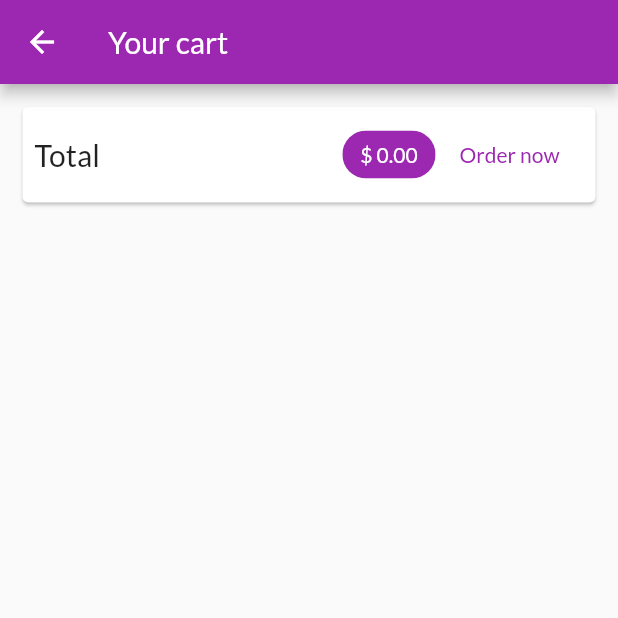
After one commit to robozavri/flutter-shop, a Flutter app: the CartScreen screen opened by its route, on a phone screen of 412 x 824 dp, the top half of it. The commit adds this screen. Run offline on Flutter 3.47's test engine with Material 2 defaults, Android fonts, the phone set to English and light mode, and no system bars; network calls fail.

Commit message:
[feat][lesson 203]: add cart screen adn display cart total amount

```diff
--- a/lib/main.dart
+++ b/lib/main.dart
@@ -1,6 +1,7 @@
 import 'package:flutter/material.dart';
 import 'package:provider/provider.dart';
 import 'package:shop/providers/cart.dart';
+import 'package:shop/screens/cart_screen.dart';
 
 import './screens/products_overview_screen.dart';
 import './screens/product_detail_screen.dart';
@@ -30,6 +31,7 @@ class MyApp extends StatelessWidget {
           home: ProductsOverviewScreen(),
           routes: {
             ProductDetailScreen.routeName: (ctx) => ProductDetailScreen(),
+            CartScreen.routeName: (ctx) => CartScreen(),
           }),
     );
   }
--- a/lib/providers/cart.dart
+++ b/lib/providers/cart.dart
@@ -25,6 +25,14 @@ class Cart with ChangeNotifier {
     return _items.length;
   }
 
+  double get totalAmount {
+    double total = 0.0;
+    _items.forEach((key, cartItem) {
+      total += cartItem.price * cartItem.quantity;
+    });
+    return total;
+  }
+
   void addItem(String productId, double price, String title) {
     if (_items.containsKey(productId)) {
       //change quantity
--- /dev/null
+++ b/lib/screens/cart_screen.dart
@@ -0,0 +1,48 @@
+import 'package:flutter/material.dart';
+import 'package:provider/provider.dart';
+import 'package:shop/providers/cart.dart';
+
+class CartScreen extends StatelessWidget {
+  static const routeName = '/cart';
+
+  @override
+  Widget build(BuildContext context) {
+    final cart = Provider.of<Cart>(context, listen: true);
+    return Scaffold(
+      appBar: AppBar(
+        title: Text('Your cart'),
+      ),
+      body: Column(
+        children: <Widget>[
+          Card(
+            margin: EdgeInsets.all(15),
+            child: Padding(
+              padding: EdgeInsets.all(8),
+              child: Row(
+                mainAxisAlignment: MainAxisAlignment.spaceBetween,
+                children: <Widget>[
+                  Text('Total',
+                      style: TextStyle(
+                        fontSize: 20,
+                      )),
+                  Spacer(),
+                  Chip(
+                    label: Text('\$ ${cart.totalAmount.toStringAsFixed(2)}',
+                        style: TextStyle(color: Colors.white)),
+                    backgroundColor: Theme.of(context)
+                        .primaryColor, // Text(cart.totalAmount),
+                  ),
+                  FlatButton(
+                    child: Text('Order now'),
+                    onPressed: () {},
+                    textColor: Theme.of(context).primaryColor,
+                  )
+                ],
+              ),
+            ),
+          )
+        ],
+      ),
+    );
+  }
+}
--- a/lib/screens/products_overview_screen.dart
+++ b/lib/screens/products_overview_screen.dart
@@ -1,5 +1,6 @@
 import 'package:flutter/material.dart';
 import 'package:shop/providers/cart.dart';
+import 'package:shop/screens/cart_screen.dart';
 import 'package:shop/widgets/badge.dart';
 import '../widgets/products_grid.dart';
 import 'package:provider/provider.dart';
@@ -48,7 +49,9 @@ class _ProductsOverviewScreenState extends State<ProductsOverviewScreen> {
                   ),
               child: IconButton(
                 icon: Icon(Icons.shopping_cart),
-                onPressed: () {},
+                onPressed: () {
+                  Navigator.of(context).pushNamed(CartScreen.routeName);
+                },
               )),
         ],
       ),
```
